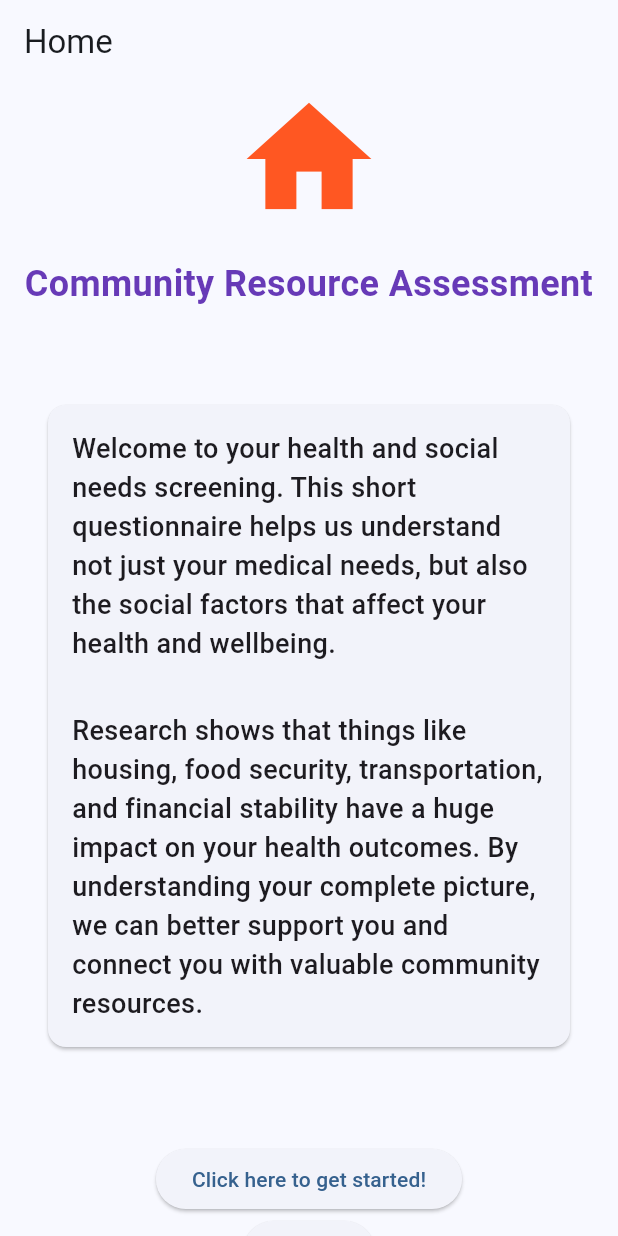
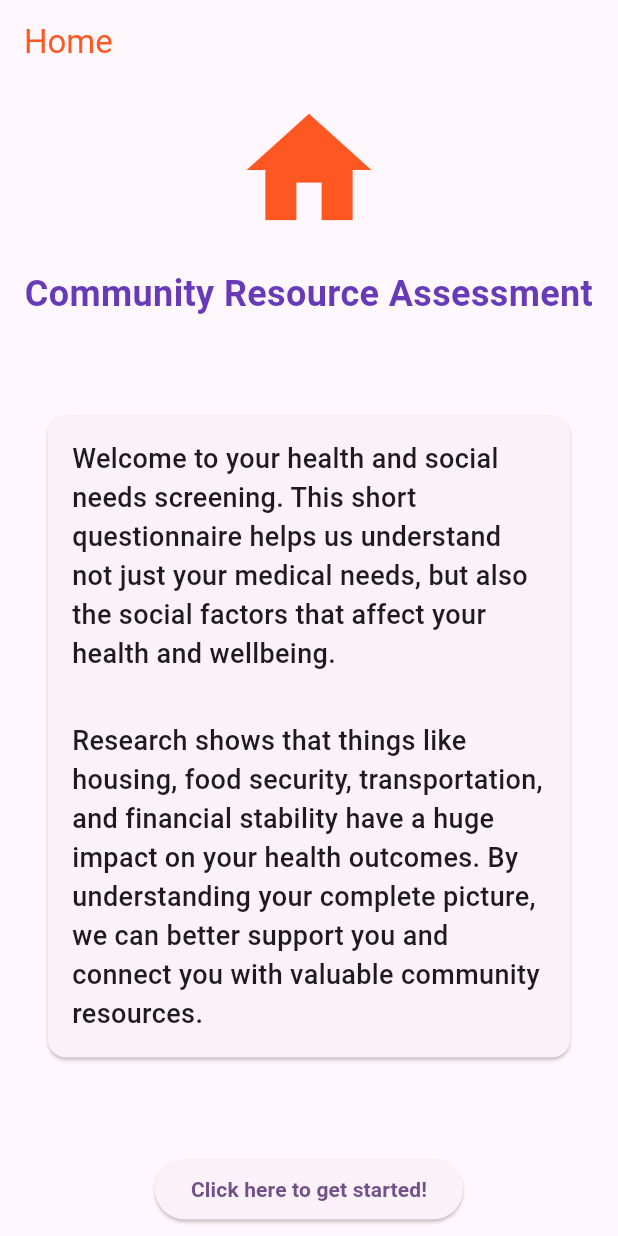
Before and after one commit to stephen-hartshorne/firebase-flutter-kata, a Flutter app: the screen it shows after launch, on a phone screen of 412 x 824 dp. Run offline on Flutter 3.47's test engine with Material 3 defaults, Android fonts, the phone set to English and light mode, and no system bars; our stand-ins replace cloud_firestore, firebase_core, google_fonts; accounts and stored records are empty.

Commit message:
more color changes

```diff
--- a/lib/features/home/pages/home_page.dart
+++ b/lib/features/home/pages/home_page.dart
@@ -8,7 +8,7 @@ class HomePage extends StatelessWidget {
   @override
   Widget build(BuildContext context) {
     return Scaffold(
-      appBar: AppBar(title: const Text('Home')),
+      appBar: AppBar(title: const Text('Home', style: TextStyle(color: Colors.deepOrange))),
       body: Center(
         child: Column(
           mainAxisAlignment: MainAxisAlignment.center,
@@ -56,16 +56,16 @@ class HomePage extends StatelessWidget {
                   MaterialPageRoute(builder: (context) => PatientInfoPage()),
                 );
               },
-              label: const Text('Click here to get started!'),
+              label: const Text('Click here to get started!', style: TextStyle(fontWeight: FontWeight.bold)),
             ),
-            ElevatedButton.icon(
-              onPressed: () {
-                Navigator.of(context).push(
-                  MaterialPageRoute(builder: (context) => QuestionnairePage()),
-                );
-              },
-              label: const Text('debug'),
-            ),
+            // ElevatedButton.icon(
+            //   onPressed: () {
+            //     Navigator.of(context).push(
+            //       MaterialPageRoute(builder: (context) => QuestionnairePage()),
+            //     );
+            //   },
+            //   label: const Text('debug'),
+            // ),
           ],
         ),
       ),
--- a/lib/main.dart
+++ b/lib/main.dart
@@ -19,7 +19,7 @@ class MyApp extends StatelessWidget {
     return MaterialApp(
       title: 'Firebase Flutter Kata',
       theme: ThemeData(
-        colorScheme: ColorScheme.fromSeed(seedColor: Colors.blue),
+        colorScheme: ColorScheme.fromSeed(seedColor: Colors.purple.shade800),
         textTheme: GoogleFonts.robotoTextTheme(),
         useMaterial3: true,
       ),
--- a/lib/shared/widgets/patient_info_form.dart
+++ b/lib/shared/widgets/patient_info_form.dart
@@ -275,7 +275,6 @@ class PatientInfoFormState extends State<PatientInfoForm> {
               onChanged: (value) {
                 setState(() => _gender = value);
               },
-              activeColor: Colors.deepOrange,
             ),
             if (state.hasError)
               Text(state.errorText!, style: const TextStyle(color: Colors.red)),
```
Lines whose indentation alone changed are shown as unchanged.
